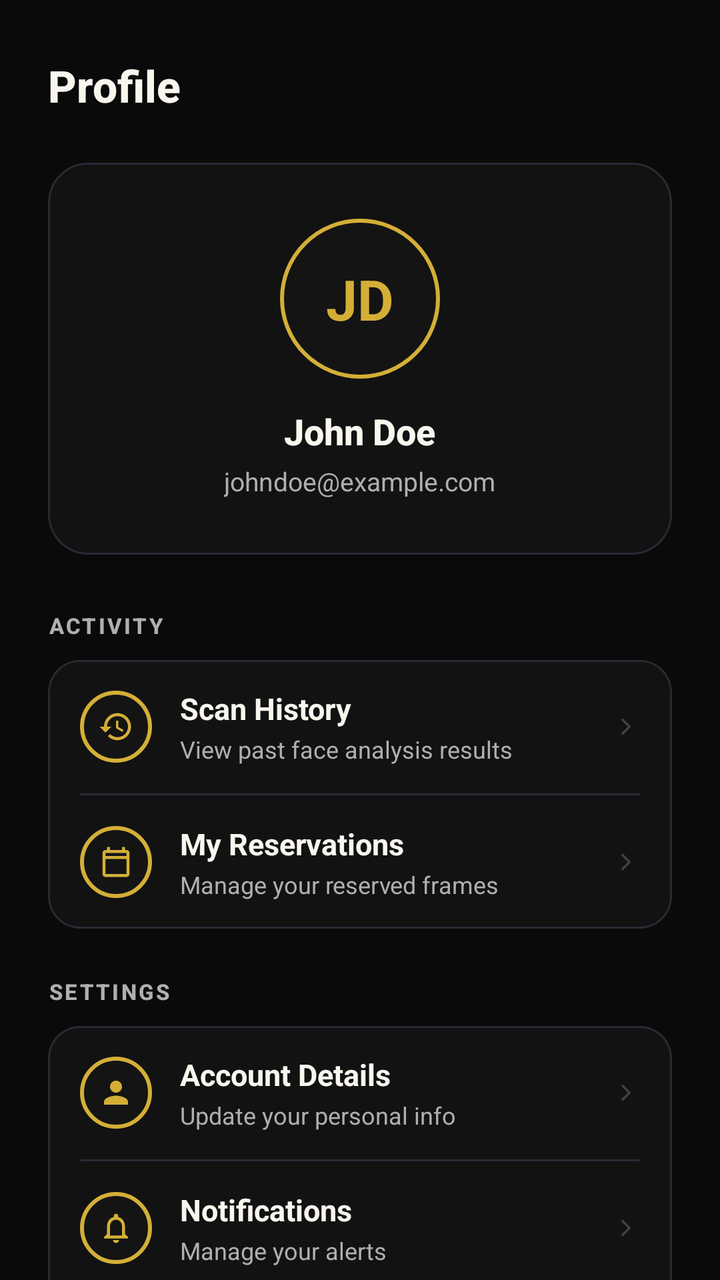
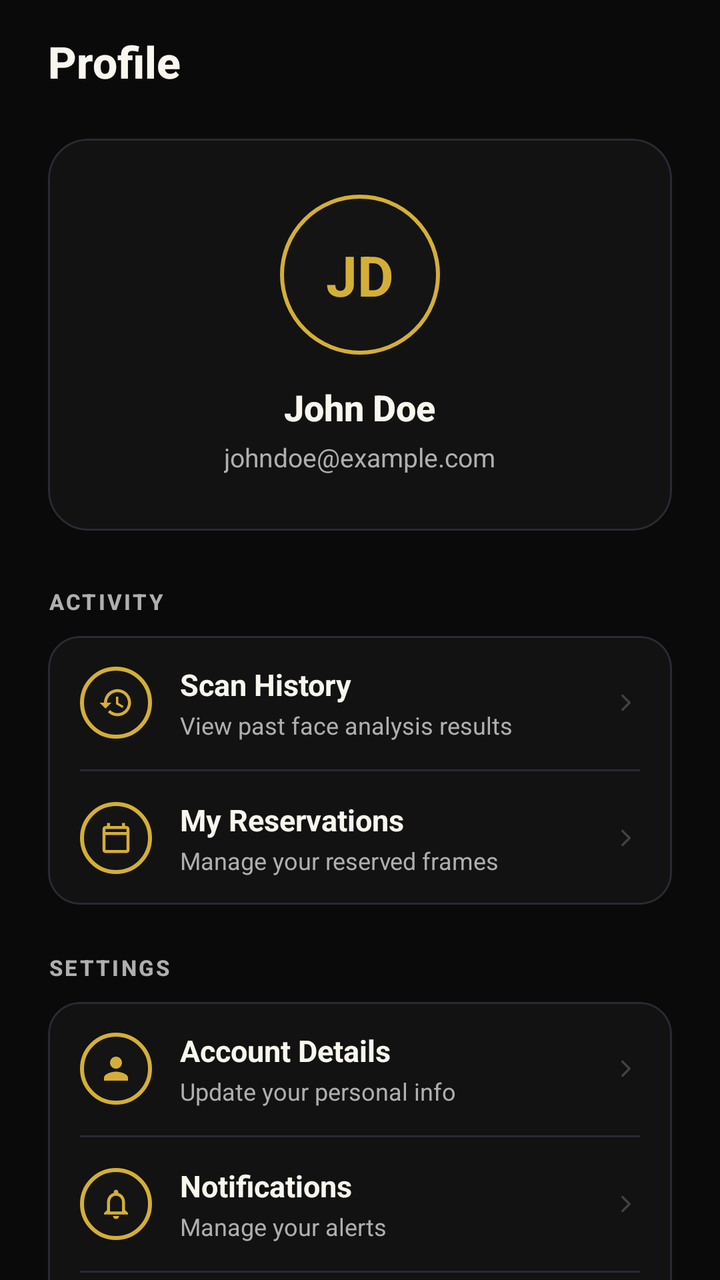

Screens rendered from an Android XML layout before and after an edit, with the pre-edit source and the edit as a unified diff.
<!-- AndroidManifest.xml: application theme Theme.LensMatch -->
<!-- res/layout/fragment_profile.xml -->
<?xml version="1.0" encoding="utf-8"?>
<ScrollView xmlns:android="http://schemas.android.com/apk/res/android"
    xmlns:app="http://schemas.android.com/apk/res-auto"
    android:layout_width="match_parent"
    android:layout_height="match_parent"
    android:background="@color/bgPrimary"
    android:fillViewport="true"
    android:scrollbars="none">

    <LinearLayout
        android:layout_width="match_parent"
        android:layout_height="wrap_content"
        android:orientation="vertical"
        android:paddingHorizontal="24dp"
        android:paddingTop="28dp"
        android:paddingBottom="40dp">

        
        <TextView
            android:layout_width="wrap_content"
            android:layout_height="wrap_content"
            android:text="Profile"
            android:textColor="@color/textPrimary"
            android:textSize="22sp"
            android:textStyle="bold"
            android:fontFamily="sans-serif-medium"
            android:layout_marginBottom="24dp" />

        
        <com.google.android.material.card.MaterialCardView
            android:layout_width="match_parent"
            android:layout_height="wrap_content"
            app:cardBackgroundColor="#121212"
            app:cardCornerRadius="20dp"
            app:strokeColor="@color/borderCard"
            app:strokeWidth="1dp"
            app:cardElevation="0dp">

            <LinearLayout
                android:layout_width="match_parent"
                android:layout_height="wrap_content"
                android:orientation="vertical"
                android:gravity="center"
                android:paddingVertical="28dp">

                <FrameLayout
                    android:layout_width="80dp"
                    android:layout_height="80dp"
                    android:background="@drawable/bg_avatar_circle">

                    <TextView
                        android:id="@+id/tv_avatar_initials"
                        android:layout_width="wrap_content"
                        android:layout_height="wrap_content"
                        android:layout_gravity="center"
                        android:text="JD"
                        android:textColor="@color/accentGold"
                        android:textSize="28sp"
                        android:textStyle="bold" />
                </FrameLayout>

                <TextView
                    android:id="@+id/tv_profile_name"
                    android:layout_width="wrap_content"
                    android:layout_height="wrap_content"
                    android:layout_marginTop="14dp"
                    android:text="John Doe"
                    android:textColor="@color/textPrimary"
                    android:textSize="18sp"
                    android:textStyle="bold"
                    android:fontFamily="sans-serif-medium" />

                <TextView
                    android:id="@+id/tv_profile_email"
                    android:layout_width="wrap_content"
                    android:layout_height="wrap_content"
                    android:layout_marginTop="4dp"
                    android:text="johndoe@example.com"
                    android:textColor="@color/textSecondary"
                    android:textSize="13sp" />
            </LinearLayout>
        </com.google.android.material.card.MaterialCardView>

        
        <TextView
            android:layout_width="wrap_content"
            android:layout_height="wrap_content"
            android:layout_marginTop="28dp"
            android:layout_marginBottom="10dp"
            android:text="ACTIVITY"
            android:textColor="@color/textSecondary"
            android:textSize="11sp"
            android:textStyle="bold"
            android:letterSpacing="0.10"
            android:fontFamily="sans-serif-medium" />

        <com.google.android.material.card.MaterialCardView
            android:layout_width="match_parent"
            android:layout_height="wrap_content"
            app:cardBackgroundColor="#121212"
            app:cardCornerRadius="16dp"
            app:strokeColor="@color/borderCard"
            app:strokeWidth="1dp"
            app:cardElevation="0dp">

            <LinearLayout
                android:layout_width="match_parent"
                android:layout_height="wrap_content"
                android:orientation="vertical">

                
                <LinearLayout
                    android:id="@+id/item_scan_history"
                    android:layout_width="match_parent"
                    android:layout_height="wrap_content"
                    android:gravity="center_vertical"
                    android:orientation="horizontal"
                    android:paddingHorizontal="16dp"
                    android:paddingVertical="14dp">

                    <FrameLayout
                        android:layout_width="36dp"
                        android:layout_height="36dp"
                        android:background="@drawable/bg_avatar_circle">
                        <ImageView
                            android:layout_width="18dp"
                            android:layout_height="18dp"
                            android:layout_gravity="center"
                            android:src="@drawable/ic_history"
                            app:tint="@color/accentGold" />
                    </FrameLayout>

                    <LinearLayout
                        android:layout_width="0dp"
                        android:layout_height="wrap_content"
                        android:layout_marginStart="14dp"
                        android:layout_weight="1"
                        android:orientation="vertical">

                        <TextView
                            android:layout_width="wrap_content"
                            android:layout_height="wrap_content"
                            android:text="Scan History"
                            android:textColor="@color/textPrimary"
                            android:textSize="15sp"
                            android:textStyle="bold" />

                        <TextView
                            android:layout_width="wrap_content"
                            android:layout_height="wrap_content"
                            android:layout_marginTop="2dp"
                            android:text="View past face analysis results"
                            android:textColor="@color/textSecondary"
                            android:textSize="12sp" />
                    </LinearLayout>

                    <ImageView
                        android:layout_width="14dp"
                        android:layout_height="14dp"
                        android:src="@drawable/ic_chevron_right"
                        app:tint="#33FFFFFF" />
                </LinearLayout>

                <View
                    android:layout_width="match_parent"
                    android:layout_height="1dp"
                    android:layout_marginHorizontal="16dp"
                    android:background="@color/borderCard" />

                
                <LinearLayout
                    android:id="@+id/item_my_reservations"
                    android:layout_width="match_parent"
                    android:layout_height="wrap_content"
                    android:gravity="center_vertical"
                    android:orientation="horizontal"
                    android:paddingHorizontal="16dp"
                    android:paddingVertical="14dp">

                    <FrameLayout
                        android:layout_width="36dp"
                        android:layout_height="36dp"
                        android:background="@drawable/bg_avatar_circle">
                        <ImageView
                            android:layout_width="18dp"
                            android:layout_height="18dp"
                            android:layout_gravity="center"
                            android:src="@drawable/ic_calendar"
                            app:tint="@color/accentGold" />
                    </FrameLayout>

                    <LinearLayout
                        android:layout_width="0dp"
                        android:layout_height="wrap_content"
                        android:layout_marginStart="14dp"
                        android:layout_weight="1"
                        android:orientation="vertical">

                        <TextView
                            android:layout_width="wrap_content"
                            android:layout_height="wrap_content"
                            android:text="My Reservations"
                            android:textColor="@color/textPrimary"
                            android:textSize="15sp"
                            android:textStyle="bold" />

                        <TextView
                            android:layout_width="wrap_content"
                            android:layout_height="wrap_content"
                            android:layout_marginTop="2dp"
                            android:text="Manage your reserved frames"
                            android:textColor="@color/textSecondary"
                            android:textSize="12sp" />
                    </LinearLayout>

                    <ImageView
                        android:layout_width="14dp"
                        android:layout_height="14dp"
                        android:src="@drawable/ic_chevron_right"
                        app:tint="#33FFFFFF" />
                </LinearLayout>
            </LinearLayout>
        </com.google.android.material.card.MaterialCardView>

        
        <TextView
            android:layout_width="wrap_content"
            android:layout_height="wrap_content"
            android:layout_marginTop="24dp"
            android:layout_marginBottom="10dp"
            android:text="SETTINGS"
            android:textColor="@color/textSecondary"
            android:textSize="11sp"
            android:textStyle="bold"
            android:letterSpacing="0.10"
            android:fontFamily="sans-serif-medium" />

        <com.google.android.material.card.MaterialCardView
            android:layout_width="match_parent"
            android:layout_height="wrap_content"
            app:cardBackgroundColor="#121212"
            app:cardCornerRadius="16dp"
            app:strokeColor="@color/borderCard"
            app:strokeWidth="1dp"
            app:cardElevation="0dp">

            <LinearLayout
                android:layout_width="match_parent"
                android:layout_height="wrap_content"
                android:orientation="vertical">

                
                <LinearLayout
                    android:id="@+id/item_account_details"
                    android:layout_width="match_parent"
                    android:layout_height="wrap_content"
                    android:gravity="center_vertical"
                    android:orientation="horizontal"
                    android:paddingHorizontal="16dp"
                    android:paddingVertical="14dp">

                    <FrameLayout android:layout_width="36dp" android:layout_height="36dp" android:background="@drawable/bg_avatar_circle">
                        <ImageView android:layout_width="18dp" android:layout_height="18dp" android:layout_gravity="center" android:src="@drawable/ic_user" app:tint="@color/accentGold" />
                    </FrameLayout>

                    <LinearLayout android:layout_width="0dp" android:layout_height="wrap_content" android:layout_marginStart="14dp" android:layout_weight="1" android:orientation="vertical">
                        <TextView android:layout_width="wrap_content" android:layout_height="wrap_content" android:text="Account Details" android:textColor="@color/textPrimary" android:textSize="15sp" android:textStyle="bold" />
                        <TextView android:layout_width="wrap_content" android:layout_height="wrap_content" android:layout_marginTop="2dp" android:text="Update your personal info" android:textColor="@color/textSecondary" android:textSize="12sp" />
                    </LinearLayout>

                    <ImageView android:layout_width="14dp" android:layout_height="14dp" android:src="@drawable/ic_chevron_right" app:tint="#33FFFFFF" />
                </LinearLayout>

                <View android:layout_width="match_parent" android:layout_height="1dp" android:layout_marginHorizontal="16dp" android:background="@color/borderCard" />

                
                <LinearLayout
                    android:id="@+id/item_notifications"
                    android:layout_width="match_parent"
                    android:layout_height="wrap_content"
                    android:gravity="center_vertical"
                    android:orientation="horizontal"
                    android:paddingHorizontal="16dp"
                    android:paddingVertical="14dp">

                    <FrameLayout android:layout_width="36dp" android:layout_height="36dp" android:background="@drawable/bg_avatar_circle">
                        <ImageView android:layout_width="18dp" android:layout_height="18dp" android:layout_gravity="center" android:src="@drawable/ic_notifications" app:tint="@color/accentGold" />
                    </FrameLayout>

                    <LinearLayout android:layout_width="0dp" android:layout_height="wrap_content" android:layout_marginStart="14dp" android:layout_weight="1" android:orientation="vertical">
                        <TextView android:layout_width="wrap_content" android:layout_height="wrap_content" android:text="Notifications" android:textColor="@color/textPrimary" android:textSize="15sp" android:textStyle="bold" />
                        <TextView android:layout_width="wrap_content" android:layout_height="wrap_content" android:layout_marginTop="2dp" android:text="Manage your alerts" android:textColor="@color/textSecondary" android:textSize="12sp" />
                    </LinearLayout>

                    <ImageView android:layout_width="14dp" android:layout_height="14dp" android:src="@drawable/ic_chevron_right" app:tint="#33FFFFFF" />
                </LinearLayout>

                <View android:layout_width="match_parent" android:layout_height="1dp" android:layout_marginHorizontal="16dp" android:background="@color/borderCard" />

                
                <LinearLayout
                    android:id="@+id/item_help_support"
                    android:layout_width="match_parent"
                    android:layout_height="wrap_content"
                    android:gravity="center_vertical"
                    android:orientation="horizontal"
                    android:paddingHorizontal="16dp"
                    android:paddingVertical="14dp">

                    <FrameLayout android:layout_width="36dp" android:layout_height="36dp" android:background="@drawable/bg_avatar_circle">
                        <ImageView android:layout_width="18dp" android:layout_height="18dp" android:layout_gravity="center" android:src="@drawable/ic_help" app:tint="@color/accentGold" />
                    </FrameLayout>

                    <LinearLayout android:layout_width="0dp" android:layout_height="wrap_content" android:layout_marginStart="14dp" android:layout_weight="1" android:orientation="vertical">
                        <TextView android:layout_width="wrap_content" android:layout_height="wrap_content" android:text="Help &amp; Support" android:textColor="@color/textPrimary" android:textSize="15sp" android:textStyle="bold" />
                        <TextView android:layout_width="wrap_content" android:layout_height="wrap_content" android:layout_marginTop="2dp" android:text="Get assistance" android:textColor="@color/textSecondary" android:textSize="12sp" />
                    </LinearLayout>

                    <ImageView android:layout_width="14dp" android:layout_height="14dp" android:src="@drawable/ic_chevron_right" app:tint="#33FFFFFF" />
                </LinearLayout>
            </LinearLayout>
        </com.google.android.material.card.MaterialCardView>

        
        <com.google.android.material.button.MaterialButton
            android:id="@+id/btn_logout"
            style="@style/Widget.MaterialComponents.Button.OutlinedButton"
            android:layout_width="match_parent"
            android:layout_height="48dp"
            android:layout_marginTop="28dp"
            android:text="Log Out"
            android:textColor="@color/redError"
            android:textSize="14sp"
            android:textStyle="bold"
            app:strokeColor="#33F44336"
            app:strokeWidth="1dp"
            app:cornerRadius="12dp" />

    </LinearLayout>
</ScrollView>
<!-- resources referenced by this layout -->
<resources>
  <color name="accentGold">#D4AF37</color>
  <color name="bgPrimary">#0A0A0A</color>
  <color name="borderCard">#2A2A35</color>
  <color name="redError">#F44336</color>
  <color name="textPrimary">#F9F6EE</color>
  <color name="textSecondary">#AFAFAF</color>
  <!-- drawable bg_avatar_circle (drawable) -->
  <?xml version="1.0" encoding="utf-8"?>
  <shape xmlns:android="http://schemas.android.com/apk/res/android"
      android:shape="oval">
      <solid android:color="@color/bgCard" />
      <stroke
          android:width="2dp"
          android:color="@color/accentGold" />
  </shape>
  <!-- drawable ic_calendar (drawable) -->
  <vector xmlns:android="http://schemas.android.com/apk/res/android"
      android:width="24dp"
      android:height="24dp"
      android:viewportWidth="24"
      android:viewportHeight="24">
    <path
        android:fillColor="#FFFFFFFF"
        android:pathData="M19,4h-1V2h-2v2H8V2H6v2H5c-1.11,0 -1.99,0.9 -1.99,2L3,20c0,1.1 0.89,2 2,2h14c1.1,0 2,-0.9 2,-2V6c0,-1.1 -0.9,-2 -2,-2zm0,16H5V10h14v10zm0,-12H5V6h14v2z"/>
  </vector>
  <!-- drawable ic_chevron_right (drawable) -->
  <?xml version="1.0" encoding="utf-8"?>
  <vector xmlns:android="http://schemas.android.com/apk/res/android"
      android:width="24dp"
      android:height="24dp"
      android:viewportWidth="24"
      android:viewportHeight="24">
      <path
          android:strokeColor="#FFFFFF"
          android:strokeWidth="2"
          android:strokeLineCap="round"
          android:strokeLineJoin="round"
          android:pathData="M9,18L15,12L9,6"/>
  </vector>
  <!-- drawable ic_history (drawable) -->
  <vector xmlns:android="http://schemas.android.com/apk/res/android"
      android:width="24dp"
      android:height="24dp"
      android:viewportWidth="24"
      android:viewportHeight="24">
    <path
        android:fillColor="#FFFFFFFF"
        android:pathData="M13,3c-4.97,0 -9,4.03 -9,9H1l3.89,3.89 0.07,0.14L9,12H6c0,-3.87 3.13,-7 7,-7s7,3.13 7,7 -3.13,7 -7,7c-1.93,0 -3.68,-0.79 -4.94,-2.06l-1.42,1.42C8.27,19.99 10.51,21 13,21c4.97,0 9,-4.03 9,-9s-4.03,-9 -9,-9zm-1,5v5l4.25,2.52 0.77,-1.28 -3.52,-2.09V8z"/>
  </vector>
  <!-- drawable ic_notifications (drawable) -->
  <vector xmlns:android="http://schemas.android.com/apk/res/android"
      android:width="24dp"
      android:height="24dp"
      android:viewportWidth="24"
      android:viewportHeight="24">
    <path
        android:fillColor="#FFFFFFFF"
        android:pathData="M12,22c1.1,0 2,-0.9 2,-2h-4c0,1.1 0.9,2 2,2zm6,-6v-5c0,-3.07 -1.63,-5.64 -4.5,-6.32V4c0,-0.83 -0.67,-1.5 -1.5,-1.5s-1.5,0.67 -1.5,1.5v0.68C7.64,5.36 6,7.92 6,11v5l-2,2v1h16v-1l-2,-2zm-2,1H8v-6c0,-2.48 1.51,-4.5 4,-4.5s4,2.02 4,4.5v6z"/>
  </vector>
  <!-- drawable ic_user (drawable) -->
  <vector xmlns:android="http://schemas.android.com/apk/res/android"
      android:width="24dp"
      android:height="24dp"
      android:viewportWidth="24"
      android:viewportHeight="24">
    <path
        android:fillColor="#FFFFFFFF"
        android:pathData="M12,12c2.21,0 4,-1.79 4,-4s-1.79,-4 -4,-4 -4,1.79 -4,4 1.79,4 4,4zm0,2c-2.67,0 -8,1.34 -8,4v2h16v-2c0,-2.66 -5.33,-4 -8,-4z"/>
  </vector>
  <color name="bgCard">#141414</color>
  <style name="Widget.LensMatch.BottomNavigationView" parent="Widget.MaterialComponents.BottomNavigationView">
      <item name="backgroundTint">@color/bgCard</item>
      <item name="itemIconTint">@color/bottom_nav_color</item>
      <item name="itemTextColor">@color/bottom_nav_color</item>
      <item name="elevation">8dp</item>
    </style>
  <!-- unchanged entries left out for length: 2 -->
</resources>

<!-- the commit's change to res/layout/fragment_profile.xml (unified diff, before → after) -->
@@ -12,12 +12,12 @@
         android:layout_height="wrap_content"
         android:orientation="vertical"
         android:paddingHorizontal="24dp"
-        android:paddingTop="28dp"
+        android:paddingTop="16dp"
         android:paddingBottom="40dp">
 
         
         <TextView
-            android:layout_width="wrap_content"
+            android:layout_width="match_parent"
             android:layout_height="wrap_content"
             android:text="Profile"
             android:textColor="@color/textPrimary"
@@ -83,7 +83,7 @@
 
         
         <TextView
-            android:layout_width="wrap_content"
+            android:layout_width="match_parent"
             android:layout_height="wrap_content"
             android:layout_marginTop="28dp"
             android:layout_marginBottom="10dp"
@@ -224,7 +224,7 @@
 
         
         <TextView
-            android:layout_width="wrap_content"
+            android:layout_width="match_parent"
             android:layout_height="wrap_content"
             android:layout_marginTop="24dp"
             android:layout_marginBottom="10dp"
